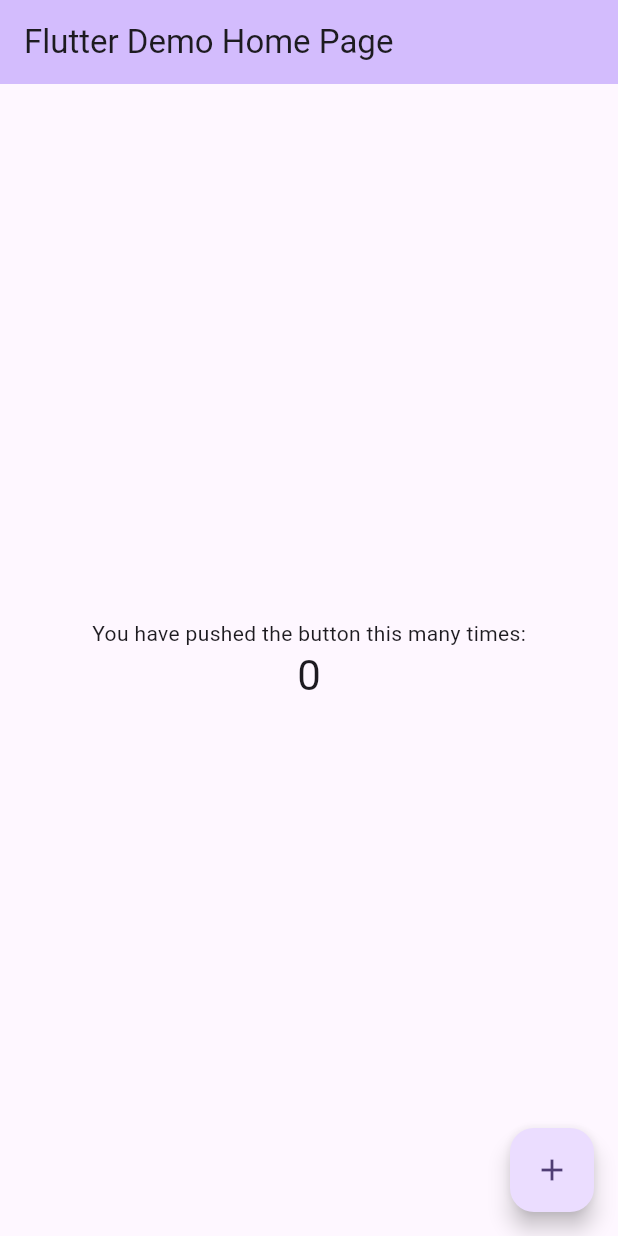
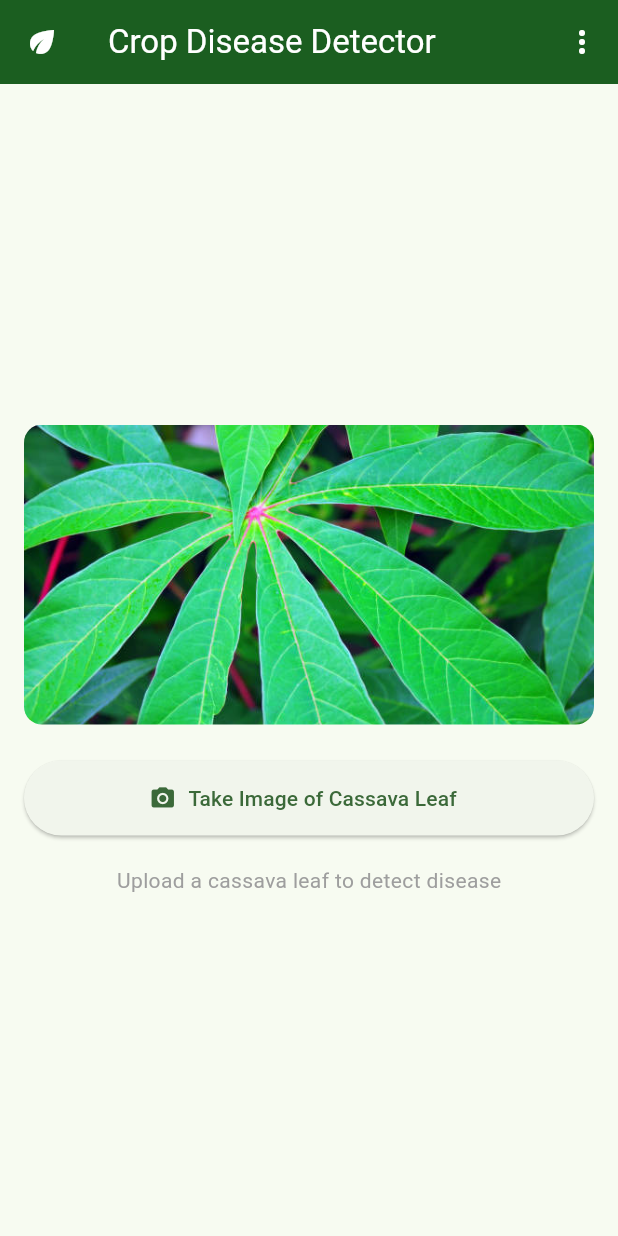
Before and after one commit to atiteck-world/cassava-disease-detector-app, a Flutter app: the screen it shows after launch, on a phone screen of 412 x 824 dp. Run offline on Flutter 3.47's test engine with Material 3 defaults, Android fonts, the phone set to English and light mode, and no system bars; our stand-ins replace image_picker.

Commit message:
Scaffolded UI, image picker, toolbar, home, results, history and info screens

```diff
--- a/lib/main.dart
+++ b/lib/main.dart
@@ -1,3 +1,4 @@
+import 'package:disease_detection_app/screens/home_screen.dart';
 import 'package:flutter/material.dart';
 
 void main() {
@@ -11,112 +12,13 @@ class MyApp extends StatelessWidget {
   @override
   Widget build(BuildContext context) {
     return MaterialApp(
-      title: 'Flutter Demo',
+      title: 'Cassava Disease Detector',
+      debugShowCheckedModeBanner: false,
       theme: ThemeData(
-        // This is the theme of your application.
-        //
-        // TRY THIS: Try running your application with "flutter run". You'll see
-        // the application has a purple toolbar. Then, without quitting the app,
-        // try changing the seedColor in the colorScheme below to Colors.green
-        // and then invoke "hot reload" (save your changes or press the "hot
-        // reload" button in a Flutter-supported IDE, or press "r" if you used
-        // the command line to start the app).
-        //
-        // Notice that the counter didn't reset back to zero; the application
-        // state is not lost during the reload. To reset the state, use hot
-        // restart instead.
-        //
-        // This works for code too, not just values: Most code changes can be
-        // tested with just a hot reload.
-        colorScheme: ColorScheme.fromSeed(seedColor: Colors.deepPurple),
+        colorScheme: ColorScheme.fromSeed(seedColor: Colors.green),
+        useMaterial3: true,
       ),
-      home: const MyHomePage(title: 'Flutter Demo Home Page'),
+      home: const HomeScreen(),
     );
   }
 }
-
-class MyHomePage extends StatefulWidget {
-  const MyHomePage({super.key, required this.title});
-
-  // This widget is the home page of your application. It is stateful, meaning
-  // that it has a State object (defined below) that contains fields that affect
-  // how it looks.
-
-  // This class is the configuration for the state. It holds the values (in this
-  // case the title) provided by the parent (in this case the App widget) and
-  // used by the build method of the State. Fields in a Widget subclass are
-  // always marked "final".
-
-  final String title;
-
-  @override
-  State<MyHomePage> createState() => _MyHomePageState();
-}
-
-class _MyHomePageState extends State<MyHomePage> {
-  int _counter = 0;
-
-  void _incrementCounter() {
-    setState(() {
-      // This call to setState tells the Flutter framework that something has
-      // changed in this State, which causes it to rerun the build method below
-      // so that the display can reflect the updated values. If we changed
-      // _counter without calling setState(), then the build method would not be
-      // called again, and so nothing would appear to happen.
-      _counter++;
-    });
-  }
-
-  @override
-  Widget build(BuildContext context) {
-    // This method is rerun every time setState is called, for instance as done
-    // by the _incrementCounter method above.
-    //
-    // The Flutter framework has been optimized to make rerunning build methods
-    // fast, so that you can just rebuild anything that needs updating rather
-    // than having to individually change instances of widgets.
-    return Scaffold(
-      appBar: AppBar(
-        // TRY THIS: Try changing the color here to a specific color (to
-        // Colors.amber, perhaps?) and trigger a hot reload to see the AppBar
-        // change color while the other colors stay the same.
-        backgroundColor: Theme.of(context).colorScheme.inversePrimary,
-        // Here we take the value from the MyHomePage object that was created by
-        // the App.build method, and use it to set our appbar title.
-        title: Text(widget.title),
-      ),
-      body: Center(
-        // Center is a layout widget. It takes a single child and positions it
-        // in the middle of the parent.
-        child: Column(
-          // Column is also a layout widget. It takes a list of children and
-          // arranges them vertically. By default, it sizes itself to fit its
-          // children horizontally, and tries to be as tall as its parent.
-          //
-          // Column has various properties to control how it sizes itself and
-          // how it positions its children. Here we use mainAxisAlignment to
-          // center the children vertically; the main axis here is the vertical
-          // axis because Columns are vertical (the cross axis would be
-          // horizontal).
-          //
-          // TRY THIS: Invoke "debug painting" (choose the "Toggle Debug Paint"
-          // action in the IDE, or press "p" in the console), to see the
-          // wireframe for each widget.
-          mainAxisAlignment: MainAxisAlignment.center,
-          children: <Widget>[
-            const Text('You have pushed the button this many times:'),
-            Text(
-              '$_counter',
-              style: Theme.of(context).textTheme.headlineMedium,
-            ),
-          ],
-        ),
-      ),
-      floatingActionButton: FloatingActionButton(
-        onPressed: _incrementCounter,
-        tooltip: 'Increment',
-        child: const Icon(Icons.add),
-      ), // This trailing comma makes auto-formatting nicer for build methods.
-    );
-  }
-}
--- /dev/null
+++ b/lib/screens/disease_info_screen.dart
@@ -0,0 +1,49 @@
+import 'package:flutter/material.dart';
+
+class DiseaseInfoScreen extends StatelessWidget {
+  const DiseaseInfoScreen({super.key});
+
+  final diseases = const [
+    {
+      "name": "Cassava Mosaic Virus",
+      "symptoms": "Mottled leaves, stunted growth.",
+      "prevention": "Use virus-free planting materials, remove infected plants."
+    },
+    {
+      "name": "Cassava Brown Streak",
+      "symptoms": "Brown streaks on stems, root rot.",
+      "prevention": "Resistant varieties, good field sanitation."
+    },
+    {
+      "name": "Cassava Bacterial Blight",
+      "symptoms": "Leaf wilting, gum exudates on stems.",
+      "prevention": "Crop rotation, clean tools, resistant varieties."
+    },
+  ];
+
+  @override
+  Widget build(BuildContext context) {
+    return Scaffold(
+      appBar: AppBar(
+        title: const Text("Disease Information"),
+        backgroundColor: Colors.green.shade800,
+        foregroundColor: Colors.white,
+      ),
+      body: ListView.builder(
+        itemCount: diseases.length,
+        itemBuilder: (context, index) {
+          final disease = diseases[index];
+          return Card(
+            margin: const EdgeInsets.symmetric(vertical: 8, horizontal: 16),
+            child: ListTile(
+              title: Text(disease["name"]!),
+              subtitle: Text("Symptoms: ${disease["symptoms"]}\nPrevention: ${disease["prevention"]}"),
+              isThreeLine: true,
+              leading: const Icon(Icons.medical_services_outlined),
+            ),
+          );
+        },
+      ),
+    );
+  }
+}
--- /dev/null
+++ b/lib/screens/home_screen.dart
@@ -0,0 +1,82 @@
+import 'package:flutter/material.dart';
+
+import 'disease_info_screen.dart';
+import 'history_screen.dart';
+import 'image_input_screen.dart';
+
+class HomeScreen extends StatelessWidget{
+  const HomeScreen({super.key});
+
+  @override
+  Widget build(BuildContext context) {
+    return Scaffold(
+      appBar: AppBar(
+        backgroundColor: Colors.green.shade900,
+        leading: const Icon(Icons.eco, color: Colors.white),
+        title: const Text(
+          "Crop Disease Detector",
+          style: TextStyle(color: Colors.white),
+        ),
+        actions: [
+          PopupMenuButton<String>(
+            icon: const Icon(Icons.more_vert, color: Colors.white),
+            onSelected: (value) {
+              if(value == 'info'){
+                Navigator.push(
+                  context,
+                  MaterialPageRoute(builder: (_) => const DiseaseInfoScreen()),
+                );
+              }else if (value == 'history'){
+                Navigator.push(
+                  context,
+                  MaterialPageRoute(builder: (_) => const HistoryScreen()),
+                );
+              }
+            },
+            itemBuilder: (context) => [
+              const PopupMenuItem(value: 'info', child: Text("Disease Info")),
+              const PopupMenuItem(value: 'history', child: Text("Scan History")),
+            ],
+          )
+        ],
+      ),
+      body: Padding(
+        padding: const EdgeInsets.symmetric(horizontal: 16.0),
+        child: Column(
+          mainAxisAlignment: MainAxisAlignment.center,
+          children: [
+            ClipRRect(
+              borderRadius: BorderRadius.circular(12),
+              child: Image.asset(
+                'assets/cassava_leaf.jpg',
+                height: 200,
+                width: double.infinity,
+                fit: BoxFit.cover,
+              ),
+            ),
+            const SizedBox(height: 24),
+            ElevatedButton.icon(
+                onPressed: (){
+                  Navigator.push(
+                      context,
+                      MaterialPageRoute(builder: (context) => const ImageInputScreen())
+                  );
+                },
+                label: const Text("Take Image of Cassava Leaf"),
+                icon: const Icon(Icons.camera_alt),
+                style: ElevatedButton.styleFrom(
+                  minimumSize: const Size.fromHeight(50),
+                  //backgroundColor: Colors.green.shade700,
+                ),
+            ),
+            const SizedBox(height: 20),
+            const Text(
+              "Upload a cassava leaf to detect disease",
+              style: TextStyle(color: Colors.grey),
+            ),
+          ],
+        ),
+      )
+    );
+  }
+}
--- a/pubspec.yaml
+++ b/pubspec.yaml
@@ -30,6 +30,9 @@ environment:
 dependencies:
   flutter:
     sdk: flutter
+  tflite_flutter: ^0.10.3
+  image_picker: ^1.0.4
+  path_provider: ^2.1.2
 
   # The following adds the Cupertino Icons font to your application.
   # Use with the CupertinoIcons class for iOS style icons.
@@ -56,6 +59,9 @@ flutter:
   # included with your application, so that you can use the icons in
   # the material Icons class.
   uses-material-design: true
+
+  assets:
+    - assets/
 
   # To add assets to your application, add an assets section, like this:
   # assets:
```
Also changed, not shown: lib/screens/history_screen.dart (added, +42 -0 lines), lib/screens/image_input_screen.dart (added, +80 -0 lines), lib/screens/result_screen.dart (added, +58 -0 lines), assets/cassava_leaf.jpg (added), assets/leaf1.jpeg (added), assets/leaf2.jpeg (added), pubspec.lock, 6 other files.
